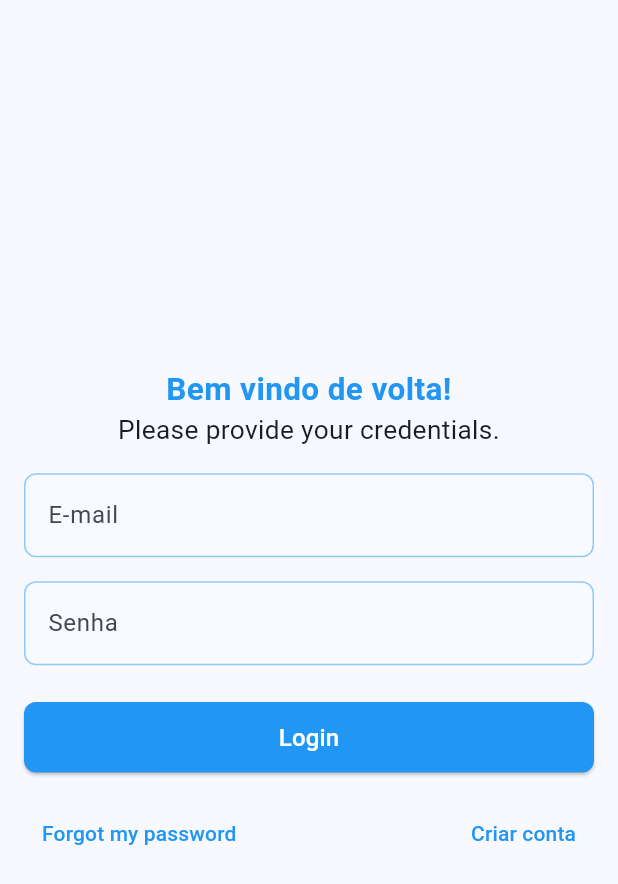
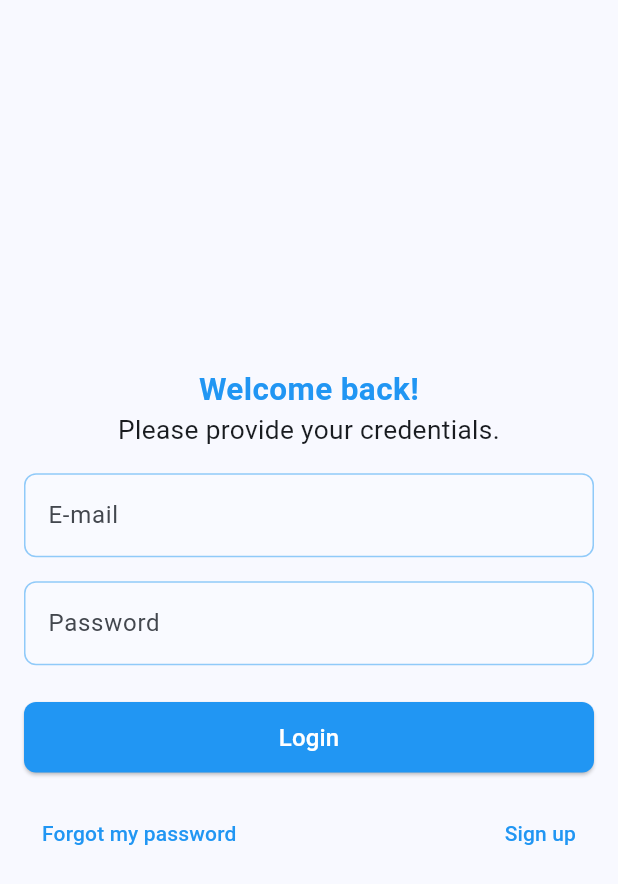
Before and after one commit to JP-Go/forecast-app-flutter, a Flutter app: the screen it shows after launch, on a phone screen of 412 x 824 dp. Shown: the top 884 px of the screen. Run offline on Flutter 3.47's test engine with Material 3 defaults, Android fonts, the phone set to English and light mode, and no system bars; our stand-ins replace flutter_dotenv, geolocator, logger; missing offline and left inert: form_validation.

Commit message:
adds support for web and IOS

```diff
--- a/lib/main.dart
+++ b/lib/main.dart
@@ -1,11 +1,10 @@
 import 'package:flutter/material.dart';
 import 'package:flutter_dotenv/flutter_dotenv.dart';
+import 'package:flutter_localizations/flutter_localizations.dart';
 import 'package:weather/src/views/public/login.dart';
-import 'package:weather/src/config/form_validation_translations.dart';
 
 void main() {
   dotenv.load();
-  FormTranslations.translateToPTBR();
   runApp(const MyApp());
 }
 
@@ -17,7 +16,10 @@ class MyApp extends StatelessWidget {
   Widget build(BuildContext context) {
     return MaterialApp(
       title: 'Weather App With Flutter',
-      localizationsDelegates: [],
+      localizationsDelegates: [
+        GlobalWidgetsLocalizations.delegate,
+        GlobalMaterialLocalizations.delegate,
+      ],
       theme: ThemeData(
         colorScheme: ColorScheme.fromSeed(
           seedColor: Colors.blue,
--- a/lib/src/views/public/login.dart
+++ b/lib/src/views/public/login.dart
@@ -1,3 +1,4 @@
+import 'package:flutter/foundation.dart';
 import 'package:flutter/material.dart';
 import 'package:form_validation/form_validation.dart';
 import 'package:logger/logger.dart';
@@ -7,20 +8,25 @@ const textStyle = TextStyle(fontSize: 24);
 
 var loginLogger = Logger();
 
+class LoginView extends StatelessWidget {
+  const LoginView({super.key});
+
+  @override
+  Widget build(BuildContext context) {
+    if (kIsWeb) {
+      return Scaffold(
+        body: Center(child: SizedBox(width: 768, child: LoginForm())),
+      );
+    }
+    return Scaffold(body: Center(child: LoginForm()));
+  }
+}
+
 class LoginForm extends StatefulWidget {
   const LoginForm({super.key});
 
   @override
   State<LoginForm> createState() => _LoginFormState();
-}
-
-class LoginView extends StatelessWidget {
-  const LoginView({super.key});
-
-  @override
-  Widget build(BuildContext context) {
-    return Scaffold(body: Center(child: LoginForm()));
-  }
 }
 
 class _LoginFormState extends State<LoginForm> {
@@ -36,10 +42,10 @@ class _LoginFormState extends State<LoginForm> {
     ],
   );
 
-  var _titleText = "Bem vindo de volta!";
+  var _titleText = "Welcome back!";
   var _loginButtonText = "Login";
-  var _passwordFieldLabel = "Senha";
-  var _signUpText = "Criar conta";
+  var _passwordFieldLabel = "Password";
+  var _signUpText = "Sign up";
   var _onSignup = false;
 
   final List<Map<String, String>> _validCreds = [
```
Also changed, not shown: lib/src/views/authenticated/forecast.dart (+62 -16 lines), 2 other files.
